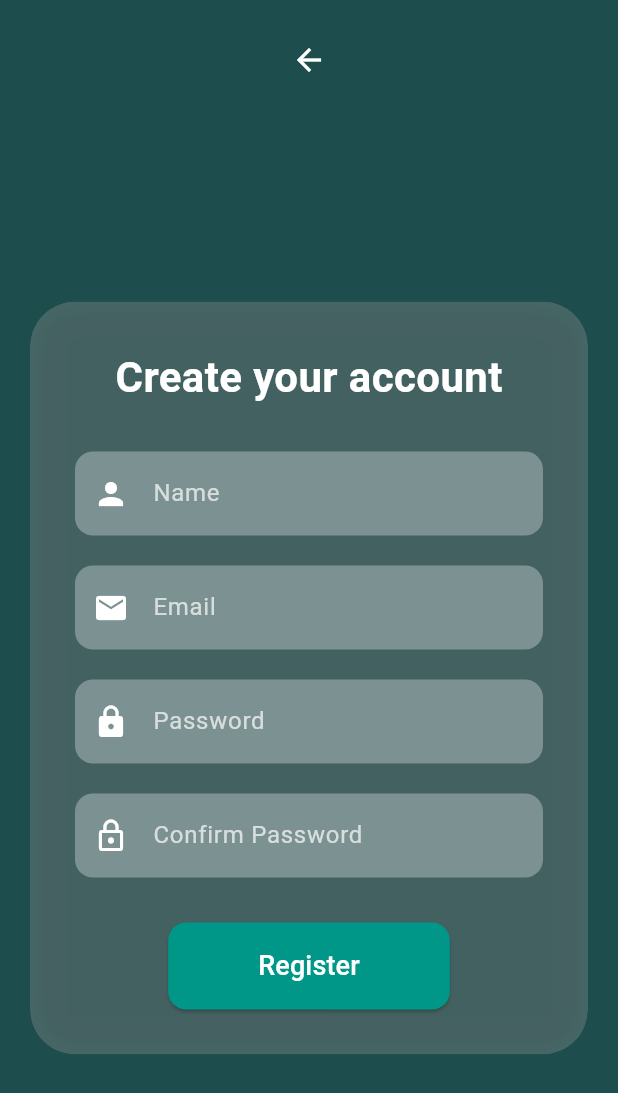
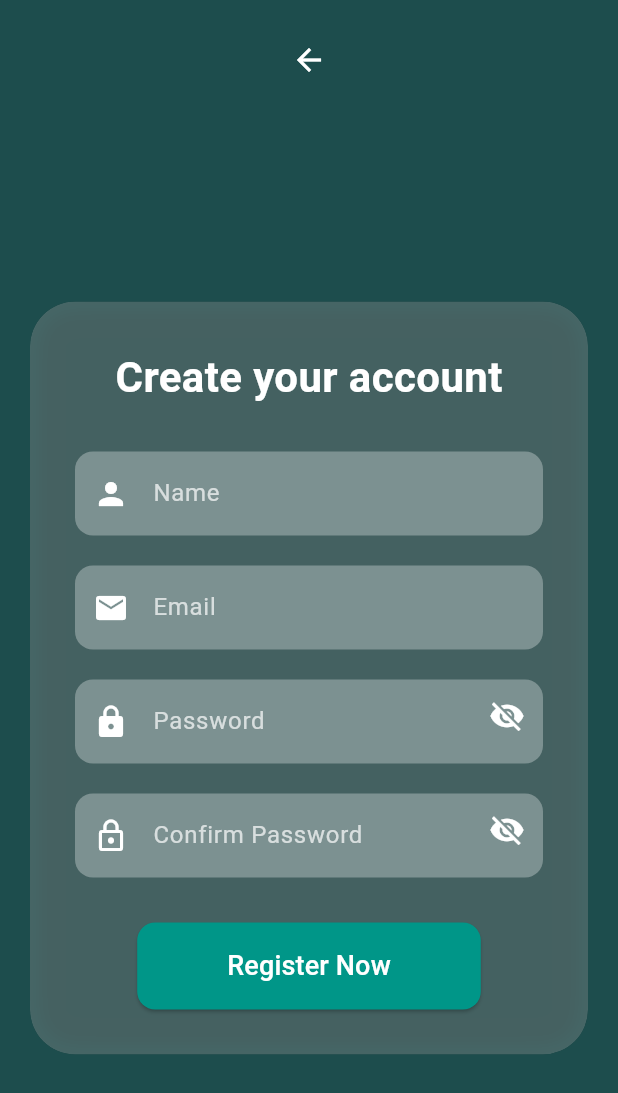
Before and after one commit to Fzzz03/firebase_integration, a Flutter app: the RegisterPage screen opened directly, on a phone screen of 412 x 824 dp. Shown: the top 1093 px of the screen. Run offline on Flutter 3.47's test engine with Material 3 defaults, Android fonts, the phone set to English and light mode, and no system bars; our stand-ins replace firebase_auth, firebase_core, google_sign_in; accounts and stored records are empty.

Commit message:
Update reg.dart
Added visibility function to password field

```diff
--- a/lib/reg.dart
+++ b/lib/reg.dart
@@ -16,6 +16,10 @@ class _RegisterPageState extends State<RegisterPage> {
   final TextEditingController emailController = TextEditingController();
   final TextEditingController passwordController = TextEditingController();
   final TextEditingController confirmPasswordController = TextEditingController();
+
+  // Add state variables for password visibility
+  bool _isPasswordVisible = false;
+  bool _isConfirmPasswordVisible = false;
 
   Future<void> register() async {
     if (passwordController.text != confirmPasswordController.text) {
@@ -115,18 +119,58 @@ class _RegisterPageState extends State<RegisterPage> {
                               controller: emailController,
                             ),
                             const SizedBox(height: 20),
+                            Stack(
+                              children: [
                                 InputField(
                                   hintText: 'Password',
                                   icon: Icons.lock,
-                              obscureText: true,
+                                  obscureText: !_isPasswordVisible,
                                   controller: passwordController,
                                 ),
+                                Positioned(
+                                  right: 0,
+                                  child: IconButton(
+                                    icon: Icon(
+                                      _isPasswordVisible
+                                          ? Icons.visibility
+                                          : Icons.visibility_off,
+                                      color: Colors.white,
+                                    ),
+                                    onPressed: () {
+                                      setState(() {
+                                        _isPasswordVisible = !_isPasswordVisible;
+                                      });
+                                    },
+                                  ),
+                                ),
+                              ],
+                            ),
                             const SizedBox(height: 20),
+                            Stack(
+                              children: [
                                 InputField(
                                   hintText: 'Confirm Password', // Confirm password field
                                   icon: Icons.lock_outline,
-                              obscureText: true,
+                                  obscureText: !_isConfirmPasswordVisible,
                                   controller: confirmPasswordController,
+                                ),
+                                Positioned(
+                                  right: 0,
+                                  child: IconButton(
+                                    icon: Icon(
+                                      _isConfirmPasswordVisible
+                                          ? Icons.visibility
+                                          : Icons.visibility_off,
+                                      color: Colors.white,
+                                    ),
+                                    onPressed: () {
+                                      setState(() {
+                                        _isConfirmPasswordVisible = !_isConfirmPasswordVisible;
+                                      });
+                                    },
+                                  ),
+                                ),
+                              ],
                             ),
                             const SizedBox(height: 30),
                             ElevatedButton(
@@ -140,7 +184,7 @@ class _RegisterPageState extends State<RegisterPage> {
                               ),
                               onPressed: register, // Call the register function
                               child: const Text(
-                                'Register',
+                                'Register Now',
                                 style: TextStyle(fontSize: 18, color: Colors.white),
                               ),
                             ),
```
Lines whose indentation alone changed are shown as unchanged.
